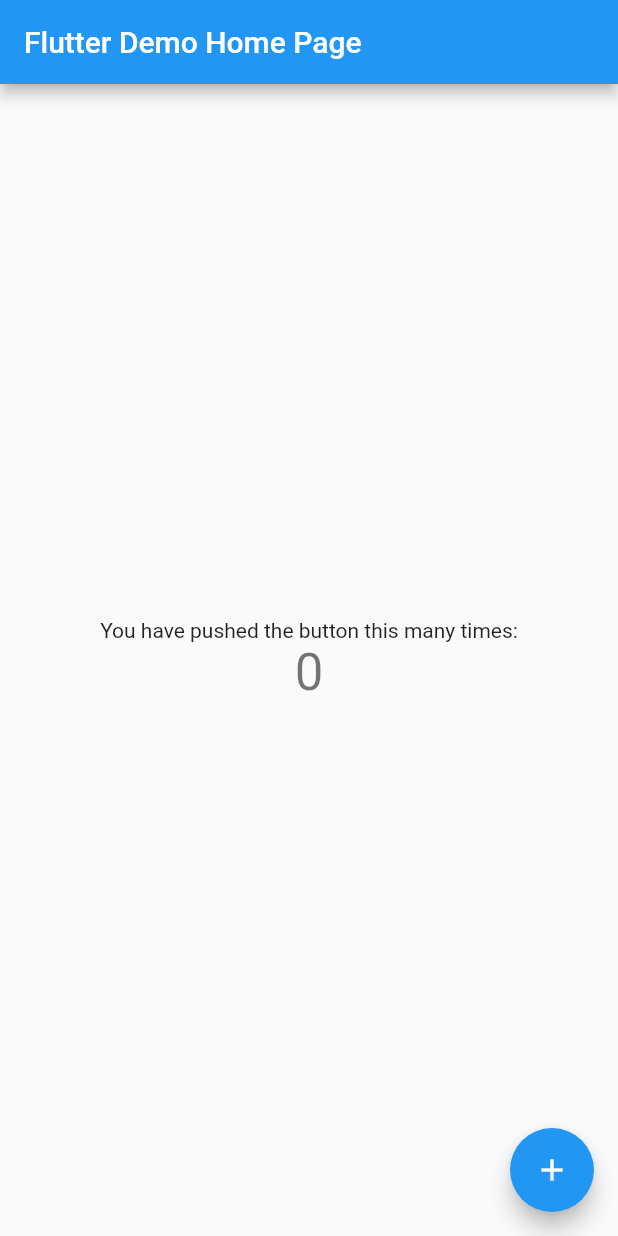
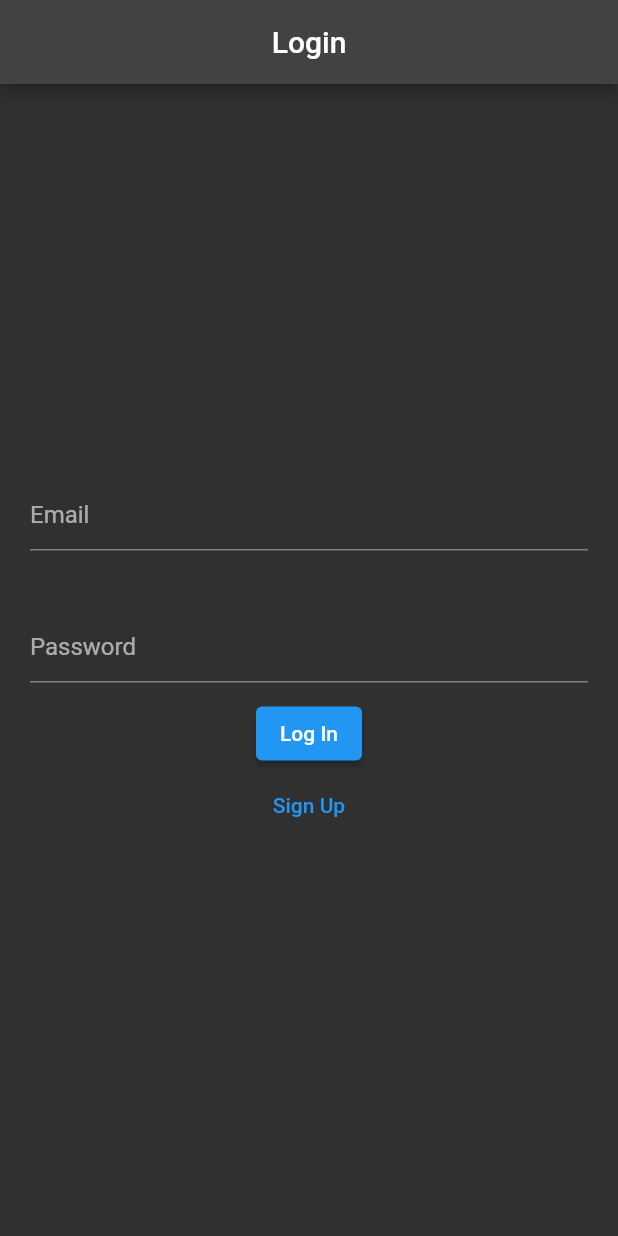
Before and after one commit to jayvibespro/flutter-todo-app-with-getX, a Flutter app: the screen it shows after launch, on a phone screen of 412 x 824 dp. Run offline on Flutter 3.47's test engine with Material 2 defaults, Android fonts, the phone set to English and light mode, and no system bars; our stand-ins replace get.

Commit message:
Login & Signin UI

```diff
--- a/lib/main.dart
+++ b/lib/main.dart
@@ -1,4 +1,6 @@
 import 'package:flutter/material.dart';
+import 'package:fluttertodoappwithgetx/screens/login.dart';
+import 'package:get/get.dart';
 
 void main() {
   runApp(const MyApp());
@@ -7,109 +9,13 @@
 class MyApp extends StatelessWidget {
   const MyApp({Key? key}) : super(key: key);
 
-  // This widget is the root of your application.
   @override
   Widget build(BuildContext context) {
-    return MaterialApp(
+    return GetMaterialApp(
+      debugShowCheckedModeBanner: false,
       title: 'Flutter Demo',
-      theme: ThemeData(
-        // This is the theme of your application.
-        //
-        // Try running your application with "flutter run". You'll see the
-        // application has a blue toolbar. Then, without quitting the app, try
-        // changing the primarySwatch below to Colors.green and then invoke
-        // "hot reload" (press "r" in the console where you ran "flutter run",
-        // or simply save your changes to "hot reload" in a Flutter IDE).
-        // Notice that the counter didn't reset back to zero; the application
-        // is not restarted.
-        primarySwatch: Colors.blue,
-      ),
-      home: const MyHomePage(title: 'Flutter Demo Home Page'),
+      theme: ThemeData.dark(),
+      home: Login(),
     );
   }
 }
-
-class MyHomePage extends StatefulWidget {
-  const MyHomePage({Key? key, required this.title}) : super(key: key);
-
-  // This widget is the home page of your application. It is stateful, meaning
-  // that it has a State object (defined below) that contains fields that affect
-  // how it looks.
-
-  // This class is the configuration for the state. It holds the values (in this
-  // case the title) provided by the parent (in this case the App widget) and
-  // used by the build method of the State. Fields in a Widget subclass are
-  // always marked "final".
-
-  final String title;
-
-  @override
-  State<MyHomePage> createState() => _MyHomePageState();
-}
-
-class _MyHomePageState extends State<MyHomePage> {
-  int _counter = 0;
-
-  void _incrementCounter() {
-    setState(() {
-      // This call to setState tells the Flutter framework that something has
-      // changed in this State, which causes it to rerun the build method below
-      // so that the display can reflect the updated values. If we changed
-      // _counter without calling setState(), then the build method would not be
-      // called again, and so nothing would appear to happen.
-      _counter++;
-    });
-  }
-
-  @override
-  Widget build(BuildContext context) {
-    // This method is rerun every time setState is called, for instance as done
-    // by the _incrementCounter method above.
-    //
-    // The Flutter framework has been optimized to make rerunning build methods
-    // fast, so that you can just rebuild anything that needs updating rather
-    // than having to individually change instances of widgets.
-    return Scaffold(
-      appBar: AppBar(
-        // Here we take the value from the MyHomePage object that was created by
-        // the App.build method, and use it to set our appbar title.
-        title: Text(widget.title),
-      ),
-      body: Center(
-        // Center is a layout widget. It takes a single child and positions it
-        // in the middle of the parent.
-        child: Column(
-          // Column is also a layout widget. It takes a list of children and
-          // arranges them vertically. By default, it sizes itself to fit its
-          // children horizontally, and tries to be as tall as its parent.
-          //
-          // Invoke "debug painting" (press "p" in the console, choose the
-          // "Toggle Debug Paint" action from the Flutter Inspector in Android
-          // Studio, or the "Toggle Debug Paint" command in Visual Studio Code)
-          // to see the wireframe for each widget.
-          //
-          // Column has various properties to control how it sizes itself and
-          // how it positions its children. Here we use mainAxisAlignment to
-          // center the children vertically; the main axis here is the vertical
-          // axis because Columns are vertical (the cross axis would be
-          // horizontal).
-          mainAxisAlignment: MainAxisAlignment.center,
-          children: <Widget>[
-            const Text(
-              'You have pushed the button this many times:',
-            ),
-            Text(
-              '$_counter',
-              style: Theme.of(context).textTheme.headline4,
-            ),
-          ],
-        ),
-      ),
-      floatingActionButton: FloatingActionButton(
-        onPressed: _incrementCounter,
-        tooltip: 'Increment',
-        child: const Icon(Icons.add),
-      ), // This trailing comma makes auto-formatting nicer for build methods.
-    );
-  }
-}
--- /dev/null
+++ b/lib/screens/login.dart
@@ -0,0 +1,55 @@
+import 'package:flutter/material.dart';
+import 'package:fluttertodoappwithgetx/screens/signup.dart';
+import 'package:get/get.dart';
+
+class Login extends StatelessWidget {
+  final TextEditingController emailController = TextEditingController();
+  final TextEditingController passwordController = TextEditingController();
+
+  @override
+  Widget build(BuildContext context) {
+    return Scaffold(
+      appBar: AppBar(
+        title: const Center(
+          child: Text('Login'),
+        ),
+      ),
+      body: Center(
+        child: Padding(
+          padding: const EdgeInsets.all(20.0),
+          child: Column(
+            mainAxisAlignment: MainAxisAlignment.center,
+            children: [
+              TextFormField(
+                controller: emailController,
+                decoration: const InputDecoration(hintText: "Email"),
+                keyboardType: TextInputType.emailAddress,
+              ),
+              const SizedBox(
+                height: 40,
+              ),
+              TextFormField(
+                controller: passwordController,
+                decoration: const InputDecoration(hintText: "Password"),
+                obscureText: true,
+              ),
+              const SizedBox(
+                height: 10,
+              ),
+              ElevatedButton(
+                onPressed: () {},
+                child: const Text('Log In'),
+              ),
+              TextButton(
+                onPressed: () {
+                  Get.to(Signup());
+                },
+                child: const Text('Sign Up'),
+              ),
+            ],
+          ),
+        ),
+      ),
+    );
+  }
+}
```
Also changed, not shown: lib/screens/signup.dart (added, +61 -0 lines), lib/screens/home.dart (added).
